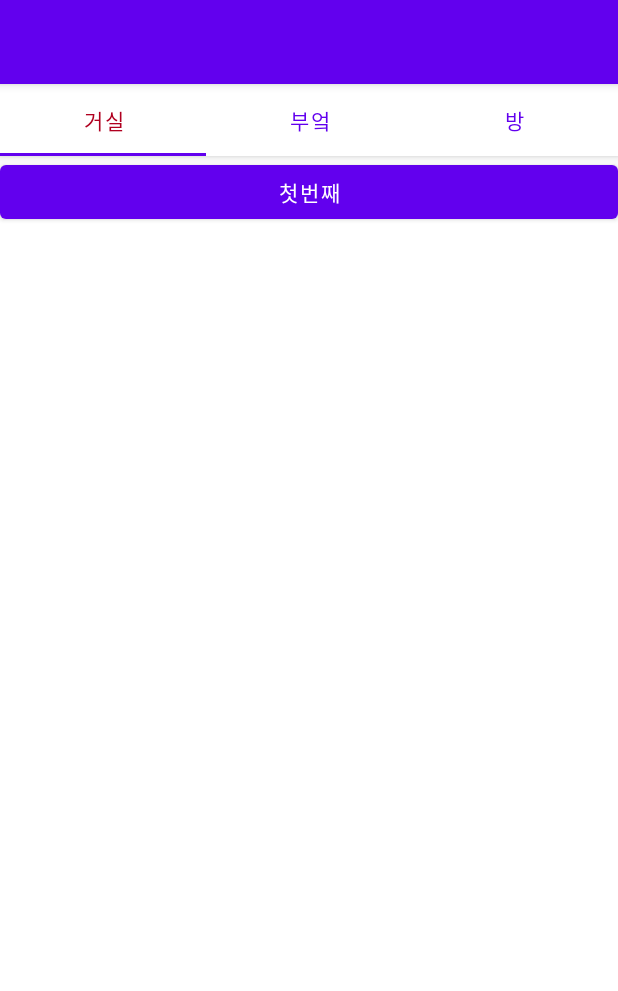
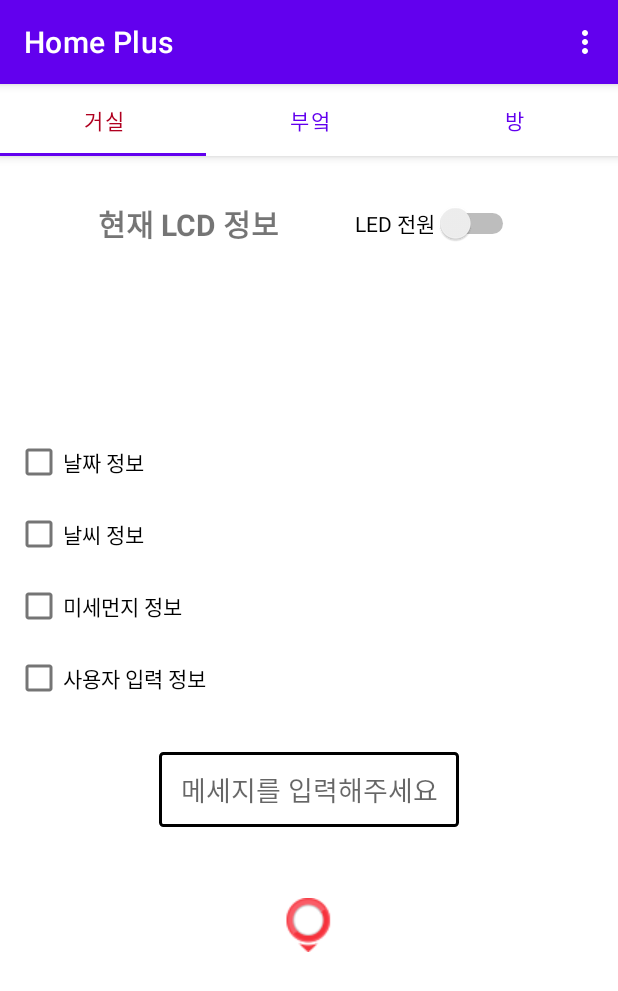
Before and after one commit to fallen0253/homePlus, an Android app: the homePlusMain screen opened directly, with no data from a screen before it, on a phone screen of 412 x 824 dp. Shown: the top 991 px of the screen. Run offline under Robolectric (Android 15) with nearby library versions, the phone set to English and light mode, and no system bars.

Commit message:
homePlusMain 옵션메뉴 추가
fragment livingroom xml
텍스트뷰 추가
스위치 추가
체크박스 추가
에디트뷰 추가

```diff
--- a/app/src/main/java/com/example/homeplus/homePlusMain.java
+++ b/app/src/main/java/com/example/homeplus/homePlusMain.java
@@ -7,7 +7,10 @@ import androidx.fragment.app.Fragment;
 
 import android.os.Bundle;
 import android.util.Log;
+import android.view.Menu;
+import android.view.MenuInflater;
 
+import com.google.android.material.bottomnavigation.BottomNavigationMenu;
 import com.google.android.material.tabs.TabLayout;
 
 public class homePlusMain extends AppCompatActivity {
@@ -15,6 +18,7 @@ public class homePlusMain extends AppCompatActivity {
     FragmentLivingRoom fragmentLivingRoom;
     FragmentKitchen fragmentKitchen;
     FragmentRoom fragmentRoom;
+
     @Override
     protected void onCreate(Bundle savedInstanceState) {
         super.onCreate(savedInstanceState);
@@ -22,7 +26,9 @@ public class homePlusMain extends AppCompatActivity {
         /*toolbar=findViewById(R.id.toolbar);*/
 
         ActionBar actionBar = getSupportActionBar();
-        actionBar.setDisplayShowTitleEnabled(false);
+        actionBar.setDisplayShowTitleEnabled(true);
+        actionBar.show();
+        actionBar.setTitle("Home Plus");
 
         fragmentLivingRoom = new FragmentLivingRoom();
         fragmentKitchen = new FragmentKitchen();
@@ -61,7 +67,16 @@ public class homePlusMain extends AppCompatActivity {
             public void onTabReselected(TabLayout.Tab tab) {
 
             }
+
+
         });
+
     }
 
+    @Override
+    public boolean onCreateOptionsMenu(Menu menu) {
+        MenuInflater menuInflater = getMenuInflater();
+        menuInflater.inflate(R.menu.homeplusmenu,menu);
+        return true;
+    }
 }
--- /dev/null
+++ b/app/src/main/res/drawable/background_edittext.xml
@@ -0,0 +1,10 @@
+<?xml version="1.0" encoding="utf-8"?>
+<selector xmlns:android="http://schemas.android.com/apk/res/android">
+    <item android:state_focused="false" android:state_pressed="false">
+        <shape>
+            <solid android:color="@android:color/background_light"/>
+            <stroke android:width="2dp"/>
+            <corners android:radius="2dp"/>
+        </shape>
+    </item>
+</selector>
--- a/app/src/main/res/layout/fragment_living_room.xml
+++ b/app/src/main/res/layout/fragment_living_room.xml
@@ -3,12 +3,81 @@
     xmlns:tools="http://schemas.android.com/tools"
     android:layout_width="match_parent"
     android:layout_height="match_parent"
+    android:orientation="vertical"
     tools:context=".FragmentLivingRoom">
 
-    <!-- TODO: Update blank fragment layout -->
-   <Button
-       android:text="첫번째"
-       android:layout_width="match_parent"
-       android:layout_height="wrap_content"/>
+    <LinearLayout
+        android:layout_marginTop="20dp"
+        android:layout_marginBottom="20dp"
+        android:layout_width="match_parent"
+        android:layout_height="50dp"
+        android:gravity="center"
+        android:orientation="horizontal">
+
+        <TextView
+            android:textSize="20dp"
+            android:layout_width="wrap_content"
+            android:layout_height="wrap_content"
+            android:text="현재 LCD 정보"
+            android:layout_marginRight="50dp"
+            android:textStyle="bold"
+            />
+        <Switch
+            android:layout_width="wrap_content"
+            android:layout_height="wrap_content"
+            android:switchMinWidth="56dp"
+            android:text="LED 전원"/>
+
+    </LinearLayout>
+
+        <TextView
+            android:layout_gravity="center"
+            android:layout_width="match_parent"
+            android:layout_height="70dp"
+            android:layout_marginBottom="20dp" />
+
+    <CheckBox
+        android:layout_marginLeft="10dp"
+        android:layout_width="wrap_content"
+        android:layout_height="wrap_content"
+        android:text="날짜 정보"/>
+    <CheckBox
+        android:layout_marginLeft="10dp"
+        android:layout_width="wrap_content"
+        android:layout_height="wrap_content"
+        android:text="날씨 정보"/>
+    <CheckBox
+        android:layout_marginLeft="10dp"
+        android:layout_width="wrap_content"
+        android:layout_height="wrap_content"
+        android:text="미세먼지 정보"/>
+    <CheckBox
+        android:layout_marginLeft="10dp"
+        android:layout_width="wrap_content"
+        android:layout_height="wrap_content"
+        android:text="사용자 입력 정보"/>
+
+    <LinearLayout
+        android:layout_marginTop="10dp"
+        android:gravity="center"
+        android:orientation="vertical"
+        android:layout_width="match_parent"
+        android:layout_height="wrap_content">
+        <EditText
+            android:layout_margin="15dp"
+            android:gravity="center"
+            android:width="200dp"
+            android:height="50dp"
+            android:background="@drawable/background_edittext"
+            android:layout_marginTop="10dp"
+            android:layout_width="wrap_content"
+            android:layout_height="wrap_content"
+            android:hint="메세지를 입력해주세요"/>
+        <ImageView
+            android:src="@drawable/point2"
+            android:layout_width="wrap_content"
+            android:layout_height="100dp"/>
+    </LinearLayout>
+
 
 </LinearLayout>
--- /dev/null
+++ b/app/src/main/res/menu/homeplusmenu.xml
@@ -0,0 +1,11 @@
+<?xml version="1.0" encoding="utf-8"?>
+<menu xmlns:android="http://schemas.android.com/apk/res/android">
+    <item android:id="@+id/backRed"
+        android:title="배경색(빨강)"/>
+    <item android:id="@+id/backGreen"
+        android:title="배경색(초록)"/>
+    <item android:id="@+id/backBlue"
+        android:title="배경색(파랑)"/>
+    <item android:id="@+id/backBase"
+        android:title="배경색(기본)"/>
+</menu>
```
Also changed, not shown: app/src/main/res/drawable/point2.png (added).
